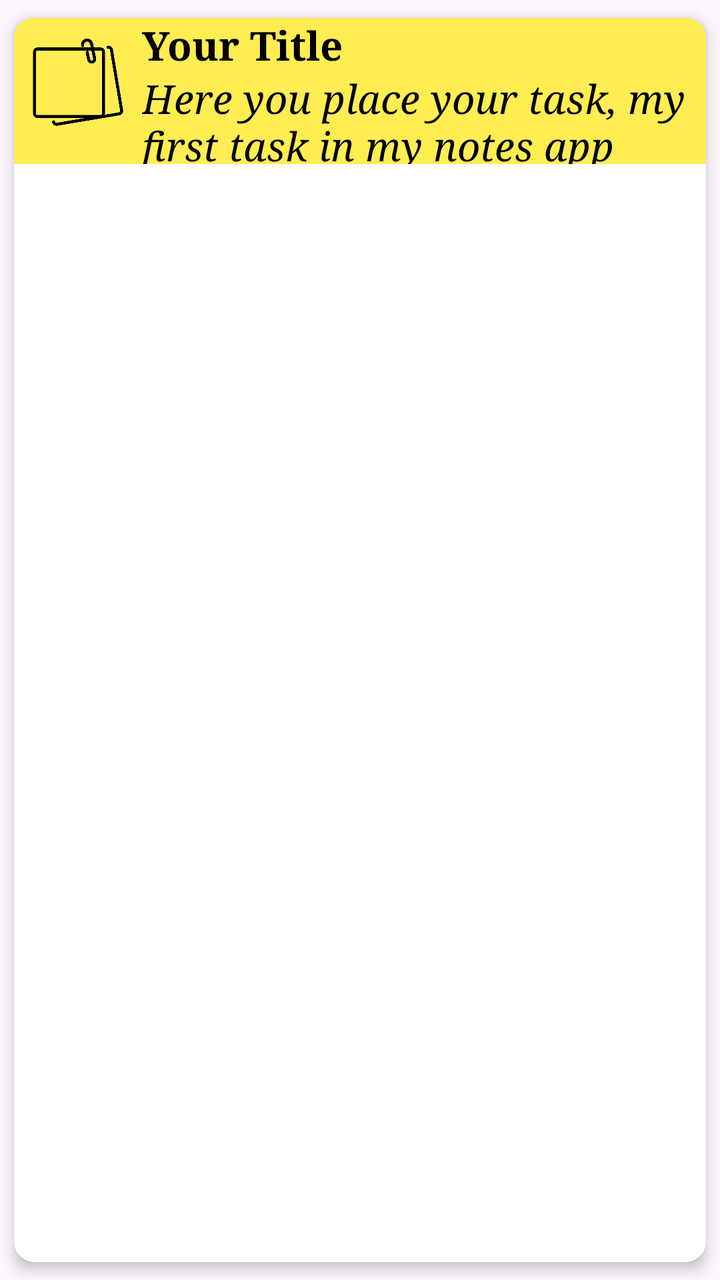
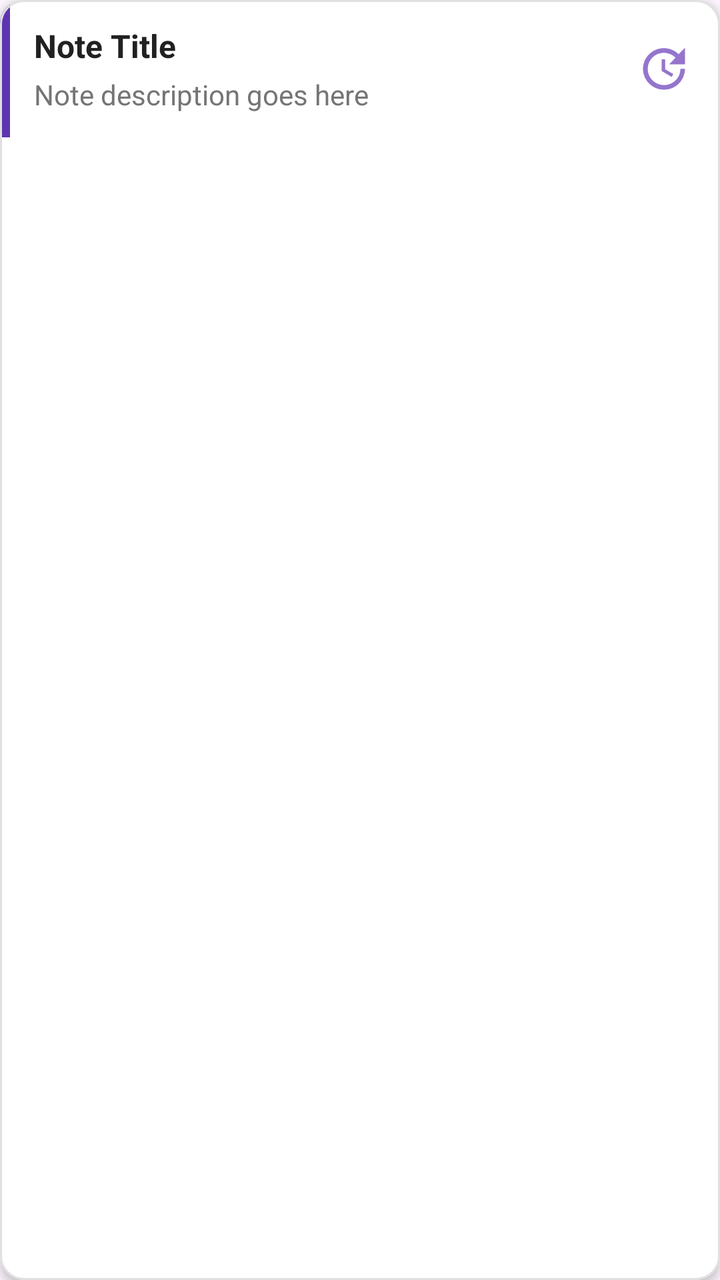

An Android layout rendered at two revisions. The XML below is the earlier revision; the diff shows what the commit changed to produce the second picture.
<!-- AndroidManifest.xml: application theme Theme.MyNotes -->
<!-- res/layout/each_rv.xml -->
<?xml version="1.0" encoding="utf-8"?>
<androidx.cardview.widget.CardView xmlns:android="http://schemas.android.com/apk/res/android"
    xmlns:app="http://schemas.android.com/apk/res-auto"
    xmlns:tools="http://schemas.android.com/tools"
    android:id="@+id/cv"
    android:layout_width="match_parent"
    android:layout_height="wrap_content"
    android:layout_margin="8dp"
    app:cardCornerRadius="10dp"
    app:cardElevation="4dp"
    app:cardUseCompatPadding="true">


    <ImageView
        android:id="@+id/deleteIcon"
        android:layout_width="24dp"
        android:layout_height="24dp"
        android:layout_gravity="center|right"
        android:layout_marginStart="16dp"
        android:src="@drawable/baseline_delete_24"
        android:visibility="gone"
        app:srcCompat="@drawable/baseline_delete_24" />

    <ImageView
        android:id="@+id/update"
        android:layout_width="24dp"
        android:layout_height="24dp"
        android:layout_gravity="center|left"
        android:layout_marginStart="16dp"
        android:src="@drawable/baseline_delete_24"
        android:visibility="gone"
        app:srcCompat="@drawable/baseline_update_24" />

    <LinearLayout
        android:layout_width="match_parent"
        android:layout_height="wrap_content"
        android:background="#FFED52"
        android:orientation="horizontal"
        tools:ignore="ExtraText">

        <ImageView
            android:id="@+id/imageView"
            android:layout_width="48dp"
            android:layout_height="48dp"
            android:layout_margin="8dp"
            android:contentDescription="Image"
            app:srcCompat="@drawable/note" />

        <androidx.constraintlayout.widget.ConstraintLayout
            android:layout_width="0dp"
            android:layout_height="wrap_content"
            android:layout_weight="1">

            <TextView
                android:id="@+id/titlerv"
                android:layout_width="wrap_content"
                android:layout_height="wrap_content"
                android:fontFamily="serif"
                android:text="Your Title"
                android:textColor="@color/black"
                android:textSize="20sp"
                android:textStyle="bold"
                app:layout_constraintStart_toStartOf="parent"
                app:layout_constraintTop_toTopOf="parent" />

            <TextView
                android:id="@+id/discription"
                android:layout_width="0dp"
                android:layout_height="46dp"
                android:fontFamily="serif"
                android:text="Here you place your task, my first task in my notes app"
                android:textColor="@color/black"
                android:textSize="20sp"
                android:textStyle="italic"
                app:layout_constraintBottom_toBottomOf="parent"
                app:layout_constraintEnd_toEndOf="parent"
                app:layout_constraintStart_toStartOf="parent"
                app:layout_constraintTop_toBottomOf="@+id/titlerv" />
        </androidx.constraintlayout.widget.ConstraintLayout>
    </LinearLayout>
</androidx.cardview.widget.CardView>
<!-- resources referenced by this layout -->
<resources>
  <color name="black">#FF000000</color>
  <!-- drawable baseline_delete_24 (drawable) -->
  <vector android:height="24dp" android:tint="#000000"
      android:viewportHeight="24" android:viewportWidth="24"
      android:width="24dp" xmlns:android="http://schemas.android.com/apk/res/android">
      <path android:fillColor="@android:color/white" android:pathData="M6,19c0,1.1 0.9,2 2,2h8c1.1,0 2,-0.9 2,-2V7H6v12zM19,4h-3.5l-1,-1h-5l-1,1H5v2h14V4z"/>
  </vector>
  <!-- drawable baseline_update_24 (drawable) -->
  <vector android:height="24dp" android:tint="#000000"
      android:viewportHeight="24" android:viewportWidth="24"
      android:width="24dp" xmlns:android="http://schemas.android.com/apk/res/android">
      <path android:fillColor="@android:color/white" android:pathData="M21,10.12h-6.78l2.74,-2.82c-2.73,-2.7 -7.15,-2.8 -9.88,-0.1c-2.73,2.71 -2.73,7.08 0,9.79s7.15,2.71 9.88,0C18.32,15.65 19,14.08 19,12.1h2c0,1.98 -0.88,4.55 -2.64,6.29c-3.51,3.48 -9.21,3.48 -12.72,0c-3.5,-3.47 -3.53,-9.11 -0.02,-12.58s9.14,-3.47 12.65,0L21,3V10.12zM12.5,8v4.25l3.5,2.08l-0.72,1.21L11,13V8H12.5z"/>
  </vector>
  <!-- drawable note: png bitmap (drawable, 9466 bytes) -->
  <style name="Theme.MyNotes" parent="Base.Theme.MyNotes" />
  <style name="Base.Theme.MyNotes" parent="Theme.Material3.DayNight.NoActionBar">
          
          
      </style>
</resources>

<!-- the commit's change to res/layout/each_rv.xml (unified diff, before → after) -->
@@ -1,81 +1,76 @@
 <?xml version="1.0" encoding="utf-8"?>
-<androidx.cardview.widget.CardView xmlns:android="http://schemas.android.com/apk/res/android"
+<com.google.android.material.card.MaterialCardView
+    xmlns:android="http://schemas.android.com/apk/res/android"
     xmlns:app="http://schemas.android.com/apk/res-auto"
-    xmlns:tools="http://schemas.android.com/tools"
     android:id="@+id/cv"
     android:layout_width="match_parent"
     android:layout_height="wrap_content"
-    android:layout_margin="8dp"
-    app:cardCornerRadius="10dp"
-    app:cardElevation="4dp"
-    app:cardUseCompatPadding="true">
-
-
-    <ImageView
-        android:id="@+id/deleteIcon"
-        android:layout_width="24dp"
-        android:layout_height="24dp"
-        android:layout_gravity="center|right"
-        android:layout_marginStart="16dp"
-        android:src="@drawable/baseline_delete_24"
-        android:visibility="gone"
-        app:srcCompat="@drawable/baseline_delete_24" />
-
-    <ImageView
-        android:id="@+id/update"
-        android:layout_width="24dp"
-        android:layout_height="24dp"
-        android:layout_gravity="center|left"
-        android:layout_marginStart="16dp"
-        android:src="@drawable/baseline_delete_24"
-        android:visibility="gone"
-        app:srcCompat="@drawable/baseline_update_24" />
+    android:layout_marginStart="12dp"
+    android:layout_marginEnd="12dp"
+    android:layout_marginTop="6dp"
+    android:layout_marginBottom="6dp"
+    android:clickable="true"
+    android:focusable="true"
+    app:cardBackgroundColor="@color/white"
+    app:cardCornerRadius="12dp"
+    app:cardElevation="3dp"
+    app:strokeColor="@color/colorDivider"
+    app:strokeWidth="1dp">
 
     <LinearLayout
         android:layout_width="match_parent"
         android:layout_height="wrap_content"
-        android:background="#FFED52"
-        android:orientation="horizontal"
-        tools:ignore="ExtraText">
+        android:orientation="horizontal">
 
-        <ImageView
-            android:id="@+id/imageView"
-            android:layout_width="48dp"
-            android:layout_height="48dp"
-            android:layout_margin="8dp"
-            android:contentDescription="Image"
-            app:srcCompat="@drawable/note" />
+        <View
+            android:layout_width="5dp"
+            android:layout_height="match_parent"
+            android:background="@color/colorPrimary" />
 
-        <androidx.constraintlayout.widget.ConstraintLayout
+        <LinearLayout
             android:layout_width="0dp"
             android:layout_height="wrap_content"
-            android:layout_weight="1">
+            android:layout_weight="1"
+            android:orientation="vertical"
+            android:paddingStart="12dp"
+            android:paddingEnd="8dp"
+            android:paddingTop="12dp"
+            android:paddingBottom="12dp">
 
             <TextView
                 android:id="@+id/titlerv"
-                android:layout_width="wrap_content"
+                android:layout_width="match_parent"
                 android:layout_height="wrap_content"
-                android:fontFamily="serif"
-                android:text="Your Title"
-                android:textColor="@color/black"
-                android:textSize="20sp"
-                android:textStyle="bold"
-                app:layout_constraintStart_toStartOf="parent"
-                app:layout_constraintTop_toTopOf="parent" />
+                android:ellipsize="end"
+                android:maxLines="1"
+                android:text="Note Title"
+                android:textColor="@color/colorTextPrimary"
+                android:textSize="16sp"
+                android:textStyle="bold" />
 
             <TextView
                 android:id="@+id/discription"
-                android:layout_width="0dp"
-                android:layout_height="46dp"
-                android:fontFamily="serif"
-                android:text="Here you place your task, my first task in my notes app"
-                android:textColor="@color/black"
-                android:textSize="20sp"
-                android:textStyle="italic"
-                app:layout_constraintBottom_toBottomOf="parent"
-                app:layout_constraintEnd_toEndOf="parent"
-                app:layout_constraintStart_toStartOf="parent"
-                app:layout_constraintTop_toBottomOf="@+id/titlerv" />
-        </androidx.constraintlayout.widget.ConstraintLayout>
+                android:layout_width="match_parent"
+                android:layout_height="wrap_content"
+                android:layout_marginTop="4dp"
+                android:ellipsize="end"
+                android:maxLines="2"
+                android:text="Note description goes here"
+                android:textColor="@color/colorTextSecondary"
+                android:textSize="14sp" />
+
+        </LinearLayout>
+
+        <ImageView
+            android:id="@+id/update"
+            android:layout_width="36dp"
+            android:layout_height="36dp"
+            android:layout_gravity="center_vertical"
+            android:layout_marginEnd="10dp"
+            android:padding="4dp"
+            android:tint="@color/colorPrimaryLight"
+            app:srcCompat="@drawable/baseline_update_24" />
+
     </LinearLayout>
-</androidx.cardview.widget.CardView>
+
+</com.google.android.material.card.MaterialCardView>
<!-- resource entries referenced after the edit -->
@@ -1,23 +1,25 @@
 <!-- resources referenced by this layout -->
 <resources>
-  <color name="black">#FF000000</color>
-  <!-- drawable baseline_delete_24 (drawable) -->
-  <vector android:height="24dp" android:tint="#000000"
-      android:viewportHeight="24" android:viewportWidth="24"
-      android:width="24dp" xmlns:android="http://schemas.android.com/apk/res/android">
-      <path android:fillColor="@android:color/white" android:pathData="M6,19c0,1.1 0.9,2 2,2h8c1.1,0 2,-0.9 2,-2V7H6v12zM19,4h-3.5l-1,-1h-5l-1,1H5v2h14V4z"/>
-  </vector>
+  <color name="colorDivider">#E0E0E0</color>
+  <color name="colorPrimary">#5E35B1</color>
+  <color name="colorPrimaryLight">#9575CD</color>
+  <color name="colorTextPrimary">#212121</color>
+  <color name="colorTextSecondary">#757575</color>
+  <color name="white">#FFFFFFFF</color>
   <!-- drawable baseline_update_24 (drawable) -->
   <vector android:height="24dp" android:tint="#000000"
       android:viewportHeight="24" android:viewportWidth="24"
       android:width="24dp" xmlns:android="http://schemas.android.com/apk/res/android">
       <path android:fillColor="@android:color/white" android:pathData="M21,10.12h-6.78l2.74,-2.82c-2.73,-2.7 -7.15,-2.8 -9.88,-0.1c-2.73,2.71 -2.73,7.08 0,9.79s7.15,2.71 9.88,0C18.32,15.65 19,14.08 19,12.1h2c0,1.98 -0.88,4.55 -2.64,6.29c-3.51,3.48 -9.21,3.48 -12.72,0c-3.5,-3.47 -3.53,-9.11 -0.02,-12.58s9.14,-3.47 12.65,0L21,3V10.12zM12.5,8v4.25l3.5,2.08l-0.72,1.21L11,13V8H12.5z"/>
   </vector>
-  <!-- drawable note: png bitmap (drawable, 9466 bytes) -->
   <style name="Theme.MyNotes" parent="Base.Theme.MyNotes" />
   <style name="Base.Theme.MyNotes" parent="Theme.Material3.DayNight.NoActionBar">
-          
-          
+          <item name="colorPrimary">@color/colorPrimary</item>
+          <item name="colorSecondary">@color/colorAccent</item>
+          <item name="android:statusBarColor">@color/colorPrimaryDark</item>
+          <item name="android:windowLightStatusBar">false</item>
       </style>
+  <color name="colorAccent">#E91E63</color>
+  <color name="colorPrimaryDark">#4527A0</color>
 </resources>
 
